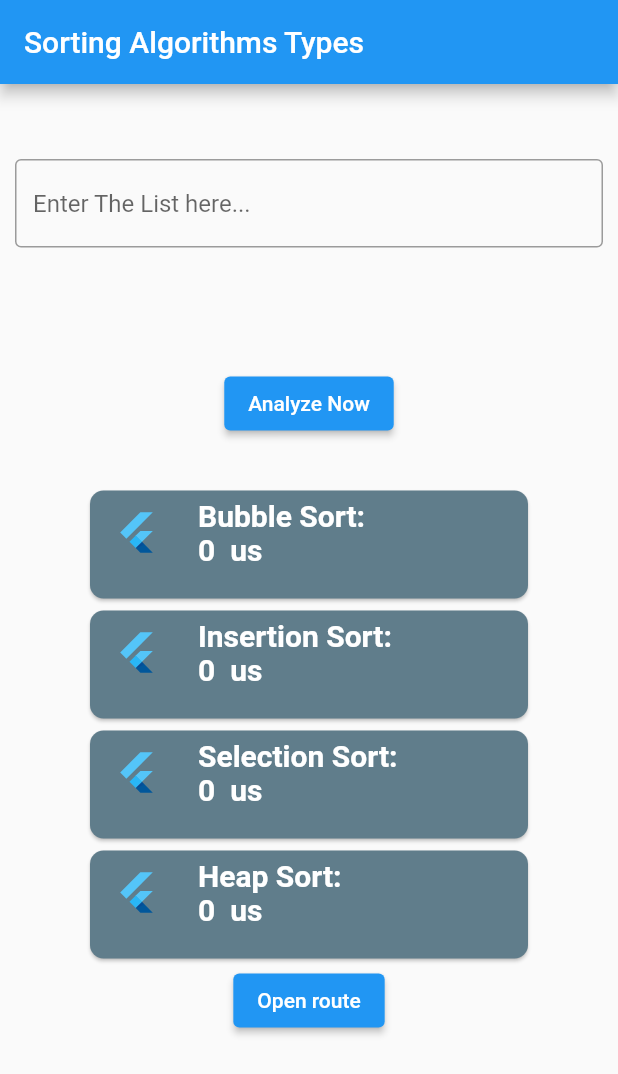
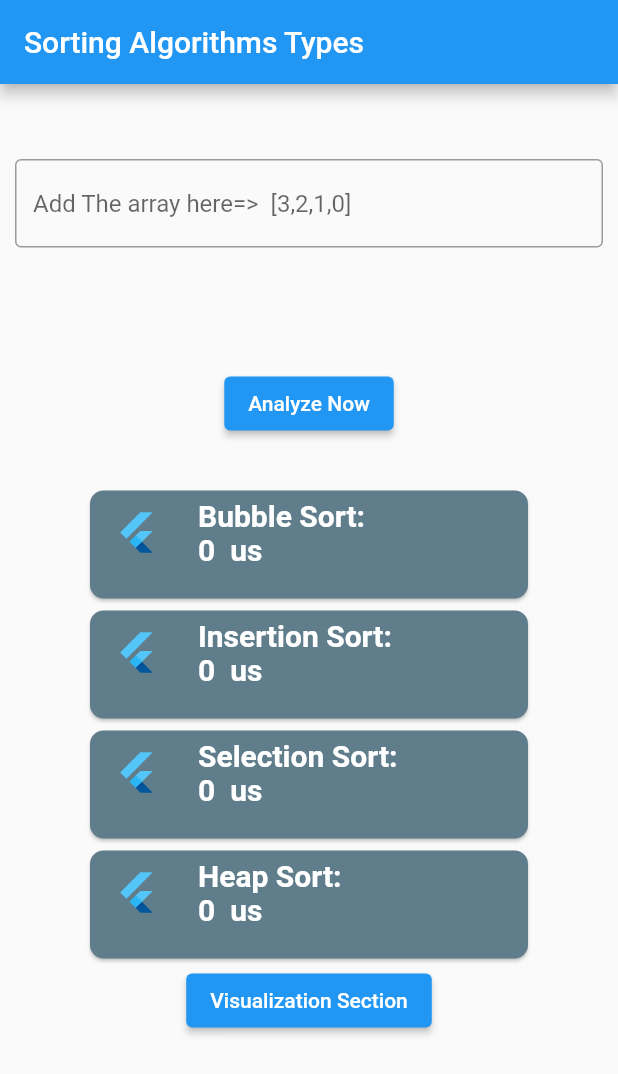
Before and after one commit to AbedalelahHyari/flutter_challenge, a Flutter app: the screen it shows after launch, after a tap on "Analyze Now", on a phone screen of 412 x 824 dp. Shown: the top 1074 px of the screen. Run offline on Flutter 3.47's test engine with Material 2 defaults, Android fonts, the phone set to English and light mode, and no system bars.

Commit message:
complete the task

```diff
--- a/lib/analysis.dart
+++ b/lib/analysis.dart
@@ -5,6 +5,8 @@ import 'package:flutter_challenge/visual.dart';
 //////////////////////////////////////////////////////////////////////////////////////////
 
 class HomeScreen extends StatefulWidget {
+  const HomeScreen({Key? key}) : super(key: key);
+
   @override
   _HomeScreenState createState() => _HomeScreenState();
 }
@@ -73,7 +75,7 @@ class _HomeScreenState extends State<HomeScreen> {
  */
   void bubbleSort() {
     newArray = List<int>.from(json.decode(arr));
-    print('undOrder bubble $newArray');
+    //print('undOrder bubble $newArray');
     Stopwatch stopwatch1 = Stopwatch()..start();
     for (int i = 0; i < newArray.length; i++) {
       bool swapped = false;
@@ -92,7 +94,7 @@ class _HomeScreenState extends State<HomeScreen> {
     setState(() {
       bubble = stop;
     });
-    print('Order bubble $newArray');
+    //print('Order bubble $newArray');
   }
 
   //////////////////////////////////////////////////////////////////////////////////////////
@@ -294,7 +296,7 @@ class _HomeScreenState extends State<HomeScreen> {
                 },
                 decoration: const InputDecoration(
                   border: OutlineInputBorder(),
-                  hintText: 'Enter The List here...',
+                  hintText: 'Add The array here=>  [3,2,1,0]',
                 ),
               ),
             ),
@@ -392,11 +394,11 @@ class _HomeScreenState extends State<HomeScreen> {
               ),
             ),
             ElevatedButton(
-              child: const Text('Open route'),
+              child: const Text('Visualization Section'),
               onPressed: () {
                 Navigator.push(
                   context,
-                  MaterialPageRoute(builder: (context) => Visual()),
+                  MaterialPageRoute(builder: (context) => const Visual()),
                 );
               },
             ),
```
Also changed, not shown: lib/visual.dart (+26 -43 lines).
